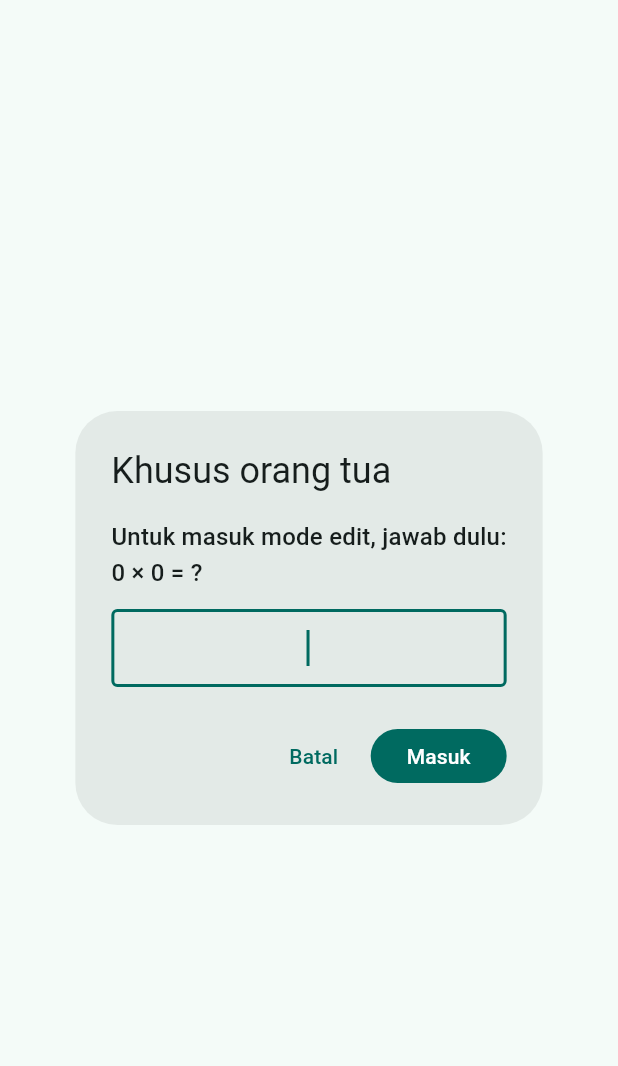
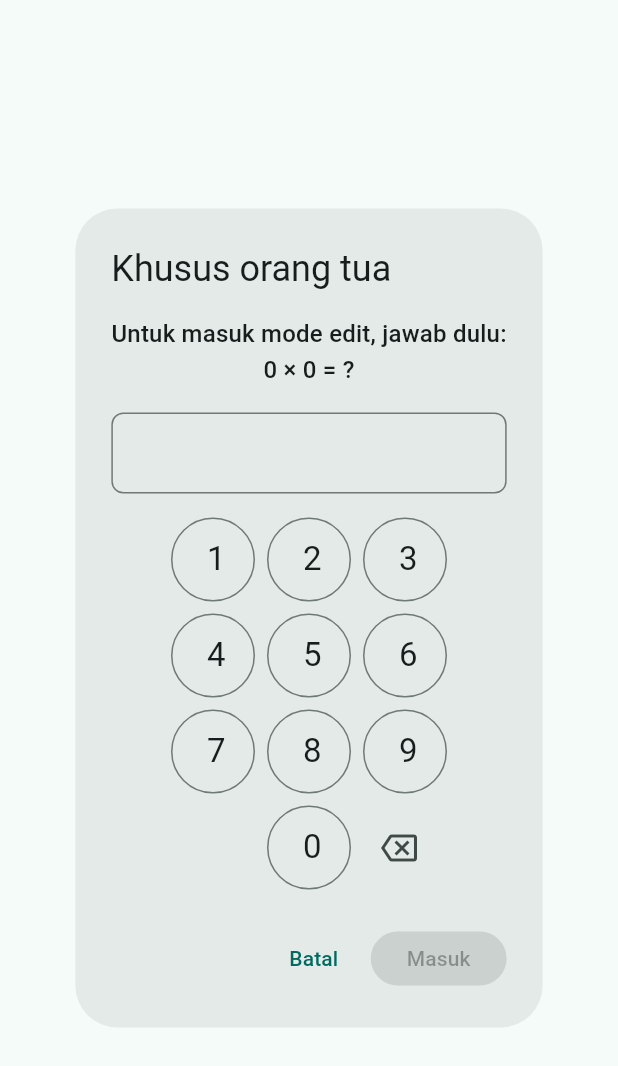
Before and after one commit to syarifmhidayatullah/aac-app, a Flutter app: the _ParentalGateDialog widget shown alone on an empty page, opened directly with empty values, on a phone screen of 412 x 824 dp. Shown: the top 1066 px of the screen. Run offline on Flutter 3.47's test engine with Material 3 defaults, Android fonts, the phone set to English and light mode, and no system bars; our stand-ins replace drift, drift_flutter, flutter_svg, flutter_tts, image_picker, shared_preferences; accounts and stored records are empty; generated files the repository leaves out were written again.

Commit message:
fix: replace parental gate text field with custom number pad
The system on-screen keyboard fix wasn't reliable enough on iPad --
after the keyboard was dismissed once, it sometimes only came back
after locking and unlocking the device, leaving the gate impossible
to answer. Sidestep on-screen keyboard behavior entirely: the answer
is now entered via a custom in-dialog number pad.

Co-Authored-By: Claude Sonnet 5 <noreply@anthropic.com>

```diff
--- a/frontend/lib/ui/widgets/parental_gate.dart
+++ b/frontend/lib/ui/widgets/parental_gate.dart
@@ -1,11 +1,14 @@
 import 'dart:math';
 
 import 'package:flutter/material.dart';
-import 'package:flutter/services.dart';
 
 /// Gerbang orang tua: soal perkalian sederhana yang mudah bagi orang
 /// dewasa tapi menyulitkan anak — pola umum di app AAC (mis.
 /// Proloquo2Go) sebelum masuk mode edit.
+///
+/// Jawaban diketik lewat keypad angka custom (bukan keyboard sistem),
+/// jadi tidak bergantung pada perilaku on-screen keyboard iOS yang bisa
+/// gagal muncul lagi setelah ditutup manual di iPad.
 ///
 /// Mengembalikan `true` kalau jawaban benar.
 Future<bool> showParentalGate(BuildContext context) async {
@@ -37,35 +40,32 @@ class _ParentalGateDialog extends StatefulWidget {
 }
 
 class _ParentalGateDialogState extends State<_ParentalGateDialog> {
-  final _controller = TextEditingController();
-  final _focusNode = FocusNode();
+  String _input = '';
   bool _wrong = false;
 
-  @override
-  void dispose() {
-    _controller.dispose();
-    _focusNode.dispose();
-    super.dispose();
-  }
-
   void _submit() {
-    final value = int.tryParse(_controller.text.trim());
+    final value = int.tryParse(_input);
     if (value == widget.answer) {
       Navigator.of(context).pop(true);
     } else {
-      setState(() => _wrong = true);
+      setState(() {
+        _wrong = true;
+        _input = '';
+      });
     }
   }
 
-  // Di iPad, keyboard yang ditutup manual (mis. gesture swipe-down) bisa
-  // nggak muncul lagi walau field masih fokus secara logis — paksa lewat
-  // platform channel kalau itu terjadi.
-  void _ensureKeyboardVisible() {
-    if (_focusNode.hasFocus) {
-      SystemChannels.textInput.invokeMethod<void>('TextInput.show');
-    } else {
-      _focusNode.requestFocus();
-    }
+  void _tapDigit(String d) {
+    if (_input.length >= 3) return; // jawaban maks 3 digit (19*9=171)
+    setState(() {
+      _input += d;
+      _wrong = false;
+    });
+  }
+
+  void _backspace() {
+    if (_input.isEmpty) return;
+    setState(() => _input = _input.substring(0, _input.length - 1));
   }
 
   @override
@@ -80,21 +80,39 @@ class _ParentalGateDialogState extends State<_ParentalGateDialog> {
             'Untuk masuk mode edit, jawab dulu:\n'
             '${widget.a} × ${widget.b} = ?',
             style: Theme.of(context).textTheme.titleMedium,
+            textAlign: TextAlign.center,
           ),
-          const SizedBox(height: 12),
-          TextField(
-            controller: _controller,
-            focusNode: _focusNode,
-            autofocus: true,
-            keyboardType: TextInputType.number,
-            textAlign: TextAlign.center,
-            onTap: _ensureKeyboardVisible,
-            decoration: InputDecoration(
-              border: const OutlineInputBorder(),
-              errorText: _wrong ? 'Jawaban salah, coba lagi' : null,
+          const SizedBox(height: 16),
+          Container(
+            width: double.infinity,
+            padding: const EdgeInsets.symmetric(vertical: 10),
+            decoration: BoxDecoration(
+              border: Border.all(
+                color: _wrong
+                    ? Theme.of(context).colorScheme.error
+                    : Theme.of(context).dividerColor,
+              ),
+              borderRadius: BorderRadius.circular(8),
             ),
-            onSubmitted: (_) => _submit(),
+            child: Text(
+              _input.isEmpty ? ' ' : _input,
+              textAlign: TextAlign.center,
+              style: Theme.of(context).textTheme.headlineSmall,
+            ),
           ),
+          if (_wrong)
+            Padding(
+              padding: const EdgeInsets.only(top: 4),
+              child: Text(
+                'Jawaban salah, coba lagi',
+                style: TextStyle(
+                  color: Theme.of(context).colorScheme.error,
+                  fontSize: 12,
+                ),
+              ),
+            ),
+          const SizedBox(height: 16),
+          _NumberPad(onDigit: _tapDigit, onBackspace: _backspace),
         ],
       ),
       actions: [
@@ -103,10 +121,73 @@ class _ParentalGateDialogState extends State<_ParentalGateDialog> {
           child: const Text('Batal'),
         ),
         FilledButton(
-          onPressed: _submit,
+          onPressed: _input.isEmpty ? null : _submit,
           child: const Text('Masuk'),
         ),
       ],
     );
   }
 }
+
+class _NumberPad extends StatelessWidget {
+  const _NumberPad({required this.onDigit, required this.onBackspace});
+
+  final ValueChanged<String> onDigit;
+  final VoidCallback onBackspace;
+
+  static const _rows = [
+    ['1', '2', '3'],
+    ['4', '5', '6'],
+    ['7', '8', '9'],
+  ];
+
+  @override
+  Widget build(BuildContext context) {
+    return Column(
+      mainAxisSize: MainAxisSize.min,
+      children: [
+        for (final row in _rows)
+          Padding(
+            padding: const EdgeInsets.only(bottom: 8),
+            child: Row(
+              mainAxisAlignment: MainAxisAlignment.center,
+              children: [
+                for (final d in row) _digitButton(context, d),
+              ],
+            ),
+          ),
+        Row(
+          mainAxisAlignment: MainAxisAlignment.center,
+          children: [
+            const SizedBox(width: 56, height: 56),
+            _digitButton(context, '0'),
+            SizedBox(
+              width: 56,
+              height: 56,
+              child: IconButton(
+                onPressed: onBackspace,
+                tooltip: 'Hapus',
+                icon: const Icon(Icons.backspace_outlined),
+              ),
+            ),
+          ],
+        ),
+      ],
+    );
+  }
+
+  Widget _digitButton(BuildContext context, String label) {
+    return Padding(
+      padding: const EdgeInsets.symmetric(horizontal: 4),
+      child: SizedBox(
+        width: 56,
+        height: 56,
+        child: OutlinedButton(
+          onPressed: () => onDigit(label),
+          style: OutlinedButton.styleFrom(shape: const CircleBorder()),
+          child: Text(label, style: Theme.of(context).textTheme.titleLarge),
+        ),
+      ),
+    );
+  }
+}
```
Also changed, not shown: 1 other file.
